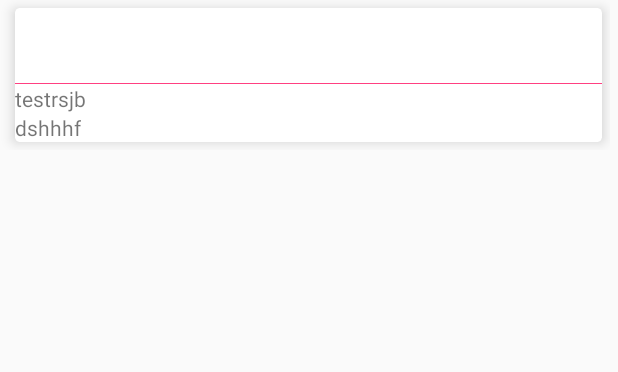
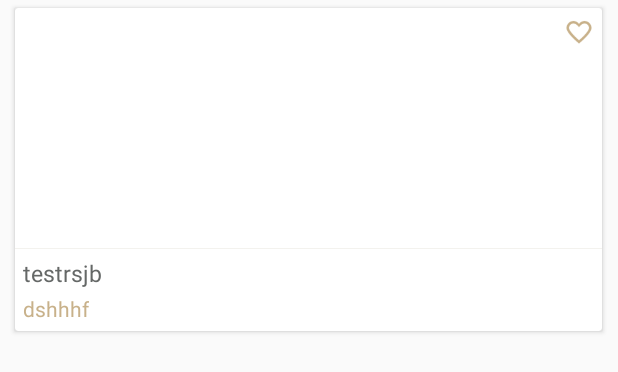
Before and after one commit to luvikaser/delivr-android, an Android app: the layout item_promotion.xml on its own in the app's theme, with its tools: preview values and no code run, on a phone screen of 412 x 824 dp. Shown: the top 372 px of the screen. Run offline under Robolectric (Android 15) with nearby library versions, the phone set to English and light mode, and no system bars.

Commit message:
fragment list promotion product

```diff
--- a/LaModaFashion/app/src/main/java/nhutlm/lamodafashion/ui/Intro/IntroActivity.java
+++ b/LaModaFashion/app/src/main/java/nhutlm/lamodafashion/ui/Intro/IntroActivity.java
@@ -30,9 +30,9 @@ public class IntroActivity extends BaseActivity {
         if (!prefManager.isFirstTimeLaunch()) {
             launchHomeScreen();
         }
-        if (Build.VERSION.SDK_INT >= 21) {
-            getWindow().getDecorView().setSystemUiVisibility(View.SYSTEM_UI_FLAG_LAYOUT_STABLE | View.SYSTEM_UI_FLAG_LAYOUT_FULLSCREEN);
-        }
+//        if (Build.VERSION.SDK_INT >= 21) {
+//            getWindow().getDecorView().setSystemUiVisibility(View.SYSTEM_UI_FLAG_LAYOUT_STABLE | View.SYSTEM_UI_FLAG_LAYOUT_FULLSCREEN);
+//        }
     }
 
     public void launchHomeScreen() {
--- a/LaModaFashion/app/src/main/java/nhutlm/lamodafashion/ui/SplashScreen/SplashScreenActivity.java
+++ b/LaModaFashion/app/src/main/java/nhutlm/lamodafashion/ui/SplashScreen/SplashScreenActivity.java
@@ -21,8 +21,8 @@ public class SplashScreenActivity extends BaseActivity {
     @Override
     protected void onCreate(Bundle savedInstanceState) {
         super.onCreate(savedInstanceState);
-        setTheme(R.style.MyMaterialTheme);
-        getWindow().getDecorView().setSystemUiVisibility(
-                View.SYSTEM_UI_FLAG_LAYOUT_FULLSCREEN | View.SYSTEM_UI_FLAG_LAYOUT_HIDE_NAVIGATION);
+//        setTheme(R.style.MyMaterialTheme);
+//        getWindow().getDecorView().setSystemUiVisibility(
+//                View.SYSTEM_UI_FLAG_LAYOUT_FULLSCREEN | View.SYSTEM_UI_FLAG_LAYOUT_HIDE_NAVIGATION);
     }
 }
--- a/LaModaFashion/app/src/main/res/layout/item_promotion.xml
+++ b/LaModaFashion/app/src/main/res/layout/item_promotion.xml
@@ -19,9 +19,6 @@
         android:layout_marginLeft="10dp"
         android:layout_marginRight="5dp"
         android:layout_marginStart="10dp"
-        android:elevation="5dp"
-        app:cardCornerRadius="3dp"
-        app:cardElevation="5dp"
         tools:ignore="UnusedAttribute"
         >
 
@@ -37,12 +34,20 @@
 
                 <ImageView
                     android:id="@+id/item_promotion_image"
-                    android:layout_width="50dp"
-                    android:layout_height="50dp"
+                    android:layout_width="match_parent"
+                    android:layout_height="160dp"
+                    android:background="?attr/selectableItemBackgroundBorderless"
+                    android:clickable="true"
+                    android:scaleType="fitXY"
                     />
                 <ImageView
-                    android:layout_width="5dp"
-                    android:layout_height="5dp"
+                    android:layout_width="20dp"
+                    android:layout_height="20dp"
+                    android:layout_marginTop="5dp"
+                    android:layout_marginRight="5dp"
+                    android:layout_alignParentTop="true"
+                    android:layout_alignParentRight="true"
+                    android:src="@drawable/favorite"
                     android:id="@+id/item_promotion_favorite"/>
 
             </RelativeLayout>
@@ -51,24 +56,32 @@
                 android:id="@+id/item_hero_separator"
                 android:layout_width="match_parent"
                 android:layout_height="0.5dp"
-                android:background="@color/colorAccent"/>
+                android:background="@color/background"/>
 
             <LinearLayout
                 android:layout_width="wrap_content"
                 android:layout_height="wrap_content"
                 android:orientation="vertical"
+                android:layout_marginTop="5dp"
+                android:layout_marginBottom="5dp"
+                android:layout_marginStart="5dp"
+                android:layout_marginEnd="5dp"
                 >
                 <TextView
                     android:id="@+id/item_promotion_name"
                     android:layout_width="wrap_content"
                     android:layout_height="wrap_content"
+                    android:textSize="15sp"
+                    android:textColor="@color/name_promotion"
                     android:text="testrsjb"
-
                     />
                 <TextView
                     android:id="@+id/item_promotion_price"
                     android:layout_width="wrap_content"
                     android:layout_height="wrap_content"
+                    android:layout_marginTop="3dp"
+                    android:textColor="@color/dot_light_screen"
+                    android:textSize="14sp"
                     android:text="dshhhf"
                     />
 
--- a/LaModaFashion/app/src/main/res/values/colors.xml
+++ b/LaModaFashion/app/src/main/res/values/colors.xml
@@ -15,5 +15,7 @@
 
     <color name="themeLightPrimary">#f3f2ee</color>
     <color name="themePrimary">#00000000</color>
-
+    <color name="background">#F3F2EE</color>
+    <color name="name_promotion">#656867</color>
+    <color name="background_title_promotion">#D0ffffff</color>
 </resources>
--- a/LaModaFashion/app/src/main/res/values/strings.xml
+++ b/LaModaFashion/app/src/main/res/values/strings.xml
@@ -2,6 +2,8 @@
     <string name="app_name">LaModaFashion</string>
     <string name="retry">Retry</string>
     <string name="button_start_intro">Get Started</string>
+    <string name="promotion_page_title">Promotion Product</string>
+    <string name="product">Products</string>
     <string name="slide_1_title">WISHING FOR SUMMER</string>
     <string name="slide_1_desc">Lorem ipsum dolor sit amet, consectetur adipiscing elit, sed do eiusmod tempor incididunt ut labore et dolore magna aliqua</string>
 
--- a/LaModaFashion/app/src/main/res/values/styles.xml
+++ b/LaModaFashion/app/src/main/res/values/styles.xml
@@ -7,7 +7,8 @@
     <style name="MyMaterialTheme.NoAnimation" parent="MyMaterialTheme"></style>
 
     <style name="MyMaterialTheme.Base" parent="Theme.AppCompat.Light.DarkActionBar">
-        <item name="android:windowTranslucentStatus" tools:targetApi="kitkat">true</item>
+        <item name="android:windowTranslucentStatus" tools:targetApi="kitkat">false</item>
+        <item name="android:windowDrawsSystemBarBackgrounds" tools:targetApi="lollipop">false</item>
         <item name="windowNoTitle">true</item>
         <item name="windowActionBar">false</item>
         <item name="colorPrimary">@color/colorPrimary</item>
```
Also changed, not shown: LaModaFashion/app/src/main/java/nhutlm/lamodafashion/ui/promotions/core/PromotionsView.java (+16 -6 lines), LaModaFashion/app/src/main/java/nhutlm/lamodafashion/ui/promotions/list/PromotionViewHolder.java (+21 -4 lines), LaModaFashion/app/src/main/res/layout/activity_promotion_list.xml (+46 -7 lines), LaModaFashion/app/src/main/res/drawable/close.png (added), LaModaFashion/app/src/main/res/drawable/favorite.png (added), LaModaFashion/app/src/main/res/drawable/favorite_fill.png (added), LaModaFashion/app/src/main/res/mipmap-mdpi/drawable-hdpi/ic_close_black_24dp.png (added), LaModaFashion/app/src/main/res/mipmap-mdpi/drawable-mdpi/ic_close_black_24dp.png (added), LaModaFashion/app/src/main/res/mipmap-mdpi/drawable-xhdpi/ic_close_black_24dp.png (added), LaModaFashion/app/src/main/res/mipmap-mdpi/drawable-xxhdpi/ic_close_black_24dp.png (added), LaModaFashion/app/src/main/res/mipmap-mdpi/drawable-xxxhdpi/ic_close_black_24dp.png (added).
